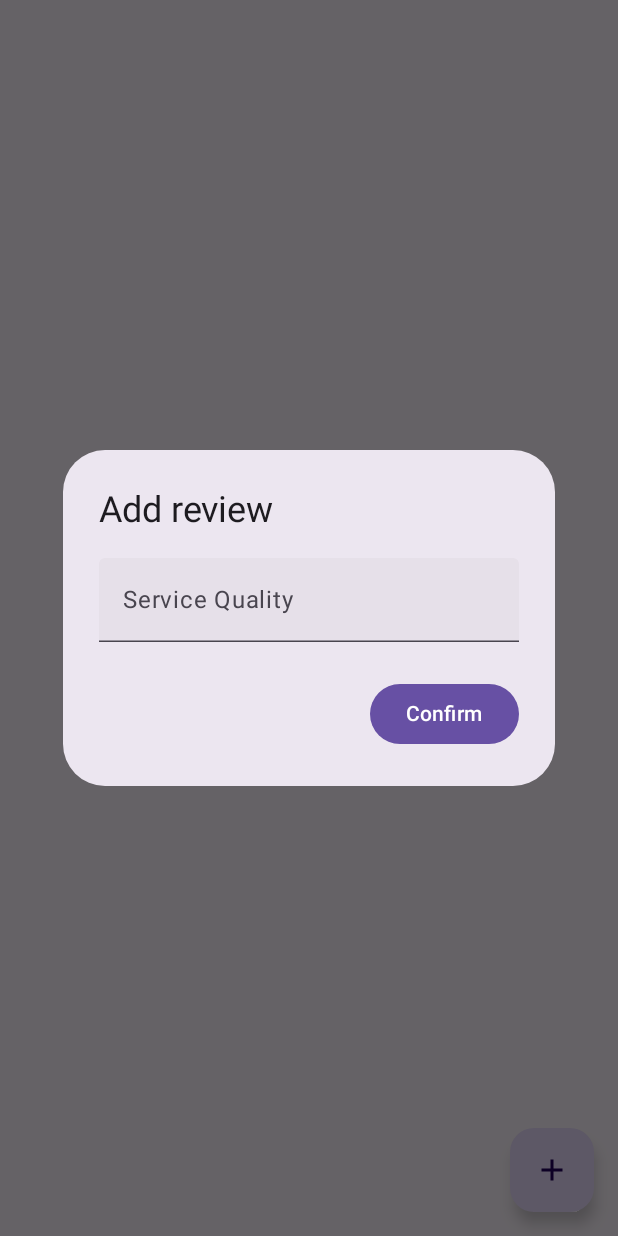
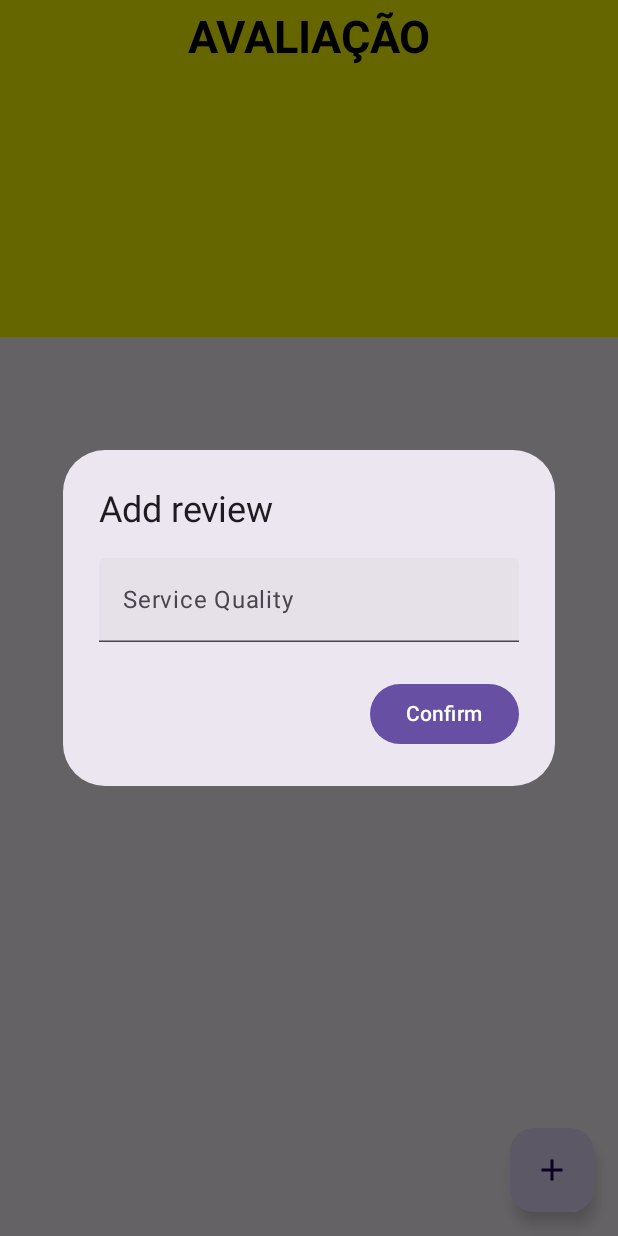
Before and after one commit to Grupo-Manifest/kowalski-rating, an Android app built with Jetpack Compose: the screen it shows after launch (MainActivity), after a tap on "Add Review", on a phone screen of 412 x 824 dp. Run offline under Robolectric (Android 15) with nearby library versions, the light colour scheme and no system bars; our stand-ins replace Dagger/Hilt's generated code, Room's generated code.

Commit message:
Add initial main screen UI

```diff
--- a/app/src/main/java/ecb/manifest/kowalski/rating/ui/main/MainActivity.kt
+++ b/app/src/main/java/ecb/manifest/kowalski/rating/ui/main/MainActivity.kt
@@ -3,23 +3,56 @@ package ecb.manifest.kowalski.rating.ui.main
 import android.os.Bundle
 import androidx.activity.ComponentActivity
 import androidx.activity.compose.setContent
+import androidx.compose.foundation.background
+import androidx.compose.foundation.layout.Box
+import androidx.compose.foundation.layout.Column
 import androidx.compose.foundation.layout.fillMaxSize
-import androidx.compose.material3.MaterialTheme
-import androidx.compose.material3.Surface
+import androidx.compose.foundation.layout.fillMaxWidth
+import androidx.compose.foundation.layout.padding
 import androidx.compose.material3.Text
-import androidx.compose.runtime.Composable
 import androidx.compose.ui.Modifier
-import androidx.compose.ui.tooling.preview.Preview
+import androidx.compose.ui.graphics.Color
+import androidx.compose.ui.text.font.FontWeight
+import androidx.compose.ui.text.style.TextAlign
+import androidx.compose.ui.unit.dp
+import androidx.compose.ui.unit.sp
 import dagger.hilt.android.AndroidEntryPoint
 import ecb.manifest.kowalski.rating.ui.presentation.review.ReviewScreen
-import ecb.manifest.kowalski.rating.ui.theme.RatingTheme
 
 @AndroidEntryPoint
 class MainActivity : ComponentActivity() {
     override fun onCreate(savedInstanceState: Bundle?) {
         super.onCreate(savedInstanceState)
         setContent {
-            ReviewScreen()
+            Column(
+                modifier = Modifier.fillMaxSize()
+            ) {
+                Box(
+                    modifier = Modifier
+                        .fillMaxSize()
+                        .weight(1.5f)
+                        .background(color = Color.Yellow)
+                ) {
+                    Column(modifier = Modifier.padding(7.dp)){
+                        Text(
+                            text = "AVALIAÇÃO",
+                            modifier = Modifier.fillMaxWidth(),
+                            textAlign = TextAlign.Center,
+                            fontWeight = FontWeight.Bold,
+                            fontSize = 30.sp,
+                        )
+                    }
+                }
+
+                Box(
+                    modifier = Modifier
+                        .fillMaxSize()
+                        .weight(4f)
+                        .background(color = Color.White)
+                ) {
+                    ReviewScreen()
+                }
+            }
         }
     }
 }
```
